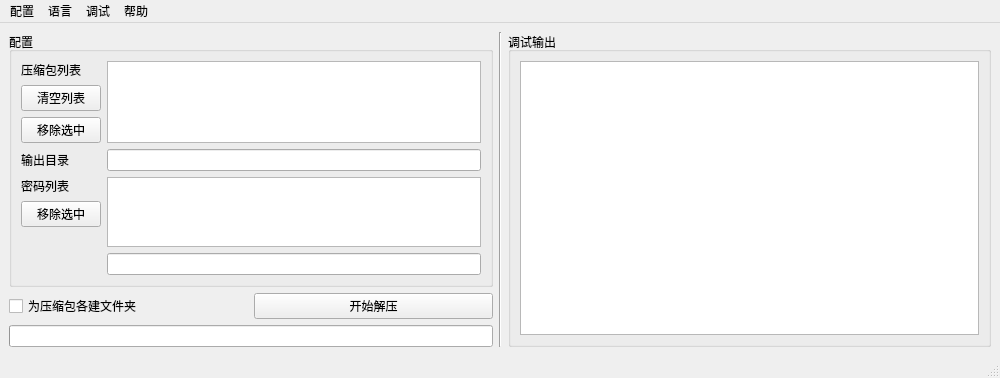
Qt form mainwindow.ui (airaou/Decompression.Qt) before a commit.
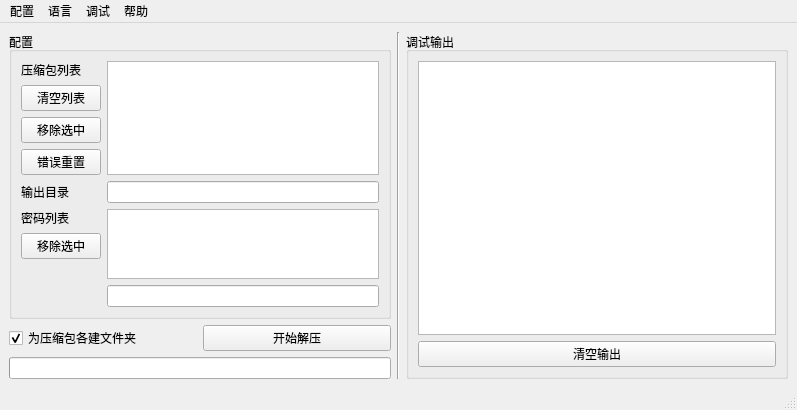
The same form after that commit.

Commit message: 第一个发行版 解压过程独立线程运行以防止假死 添加等待图标 修改日志输出方式为信号 添加了解压程序及相关LICENSE

```diff
--- a/mainwindow.ui
+++ b/mainwindow.ui
@@ -6,8 +6,8 @@
    <rect>
     <x>0</x>
     <y>0</y>
-    <width>1000</width>
-    <height>363</height>
+    <width>797</width>
+    <height>396</height>
    </rect>
   </property>
   <property name="acceptDrops">
@@ -54,6 +54,13 @@
                </property>
               </widget>
              </item>
+             <item>
+              <widget class="QPushButton" name="resetErrButton">
+               <property name="text">
+                <string>错误重置</string>
+               </property>
+              </widget>
+             </item>
              <item>
               <spacer name="verticalSpacer">
                <property name="orientation">
@@ -161,6 +168,9 @@
           <property name="text">
            <string>为压缩包各建文件夹</string>
           </property>
+          <property name="checked">
+           <bool>true</bool>
+          </property>
          </widget>
         </item>
         <item>
@@ -196,7 +206,7 @@
       <property name="title">
        <string>调试输出</string>
       </property>
-      <layout class="QHBoxLayout" name="horizontalLayout_3">
+      <layout class="QVBoxLayout" name="verticalLayout_5">
        <item>
         <widget class="QPlainTextEdit" name="dbgoutEdit">
          <property name="acceptDrops">
@@ -210,6 +220,13 @@
          </property>
         </widget>
        </item>
+       <item>
+        <widget class="QPushButton" name="clrDbgoutButton">
+         <property name="text">
+          <string>清空输出</string>
+         </property>
+        </widget>
+       </item>
       </layout>
      </widget>
     </item>
@@ -220,7 +237,7 @@
     <rect>
      <x>0</x>
      <y>0</y>
-     <width>1000</width>
+     <width>797</width>
      <height>23</height>
     </rect>
    </property>
```
The commit also changes 19 other files.
